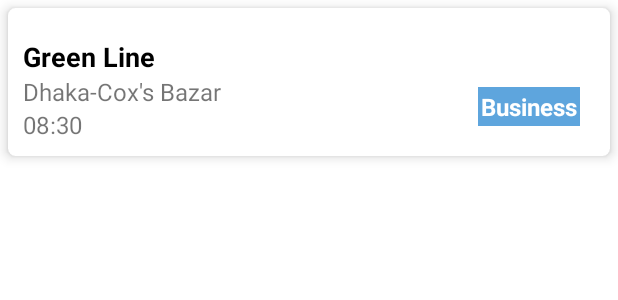
After one commit to Rishad-A-Pulok/Android_Ticket_Booking_App, an Android app: the layout schedule_row.xml on its own in the app's theme, with its tools: preview values and no code run, on a phone screen of 412 x 824 dp. The commit adds this screen. Shown: the top 300 px of the screen. Run offline under Robolectric (Android 15) with nearby library versions, the phone set to English and light mode, and no system bars.

Commit message:
cardview added

```diff
--- a/app/src/main/java/com/example/action_input_class07/ScheduleDB.kt
+++ b/app/src/main/java/com/example/action_input_class07/ScheduleDB.kt
@@ -14,3 +14,5 @@ data class BusSchedule(
     val departureTime: String,
     val busType: String
 )
+
+val scheduleList = mutableListOf<BusSchedule>()
--- a/app/src/main/res/layout/fragment_new_schedule.xml
+++ b/app/src/main/res/layout/fragment_new_schedule.xml
@@ -128,7 +128,8 @@
             android:text="Select Bus Type"
             android:gravity="center"
             android:padding="20dp"
-            android:textColor="@color/black" />
+            android:textColor="@color/black"
+            android:textSize="20sp"/>
 
         <RadioGroup
             android:id="@+id/busTypeRG"
--- /dev/null
+++ b/app/src/main/res/layout/schedule_row.xml
@@ -0,0 +1,76 @@
+<?xml version="1.0" encoding="utf-8"?>
+<layout xmlns:android="http://schemas.android.com/apk/res/android"
+    xmlns:app="http://schemas.android.com/apk/res-auto"
+    xmlns:tools="http://schemas.android.com/tools">
+
+    <data>
+
+        <variable
+            name="schedule"
+            type="com.example.action_input_class07.BusSchedule" />
+    </data>
+
+    <androidx.cardview.widget.CardView
+        android:layout_width="match_parent"
+        android:layout_height="wrap_content"
+        android:layout_margin="5dp"
+        app:cardCornerRadius="5dp"
+        app:cardElevation="5dp">
+
+        <androidx.constraintlayout.widget.ConstraintLayout
+            android:layout_width="match_parent"
+            android:layout_height="wrap_content"
+            android:layout_margin="10sp">
+
+            <TextView
+                android:id="@+id/busNameTV"
+                android:layout_width="wrap_content"
+                android:layout_height="wrap_content"
+                android:layout_marginTop="10dp"
+                android:textColor="@color/black"
+                android:textSize="18sp"
+                android:textStyle="bold"
+                app:layout_constraintStart_toStartOf="parent"
+                app:layout_constraintTop_toTopOf="parent"
+                tools:text="Green Line"
+                android:text="@{schedule.busName}"/>
+
+            <TextView
+                android:id="@+id/viewFromToTV"
+                android:layout_width="wrap_content"
+                android:layout_height="wrap_content"
+                android:textSize="16sp"
+                app:layout_constraintStart_toStartOf="parent"
+                app:layout_constraintTop_toBottomOf="@+id/busNameTV"
+                tools:text="Dhaka-Cox's Bazar"
+                android:text="@{schedule.fromCity - schedule.toCity}"/>
+
+            <TextView
+                android:id="@+id/viewTimeTV"
+                android:layout_width="wrap_content"
+                android:layout_height="wrap_content"
+                android:textSize="16sp"
+                app:layout_constraintStart_toStartOf="parent"
+                app:layout_constraintTop_toBottomOf="@+id/viewFromToTV"
+                tools:text="08:30"
+                android:text="@{schedule.departureTime}"/>
+
+            <TextView
+                android:id="@+id/busTypeTV"
+                android:layout_width="wrap_content"
+                android:layout_height="wrap_content"
+                android:layout_marginStart="264dp"
+                android:layout_marginBottom="10dp"
+                android:background="@color/blue"
+                android:padding="2dp"
+                android:textColor="@color/white"
+                android:textSize="16sp"
+                android:textStyle="bold"
+                app:layout_constraintBottom_toBottomOf="parent"
+                app:layout_constraintStart_toEndOf="@+id/viewTimeTV"
+                tools:text="Business"
+                android:text="@{schedule.busType}"/>
+
+        </androidx.constraintlayout.widget.ConstraintLayout>
+    </androidx.cardview.widget.CardView>
+</layout>
```
Also changed, not shown: app/src/main/java/com/example/action_input_class07/NewScheduleFragment.kt (+30 -0 lines), app/src/main/res/navigation/nav_graph.xml (+7 -1 lines).
